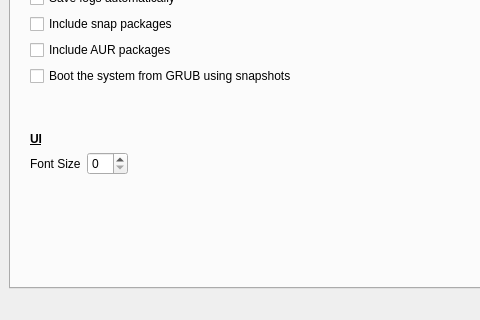
Above: buttermanager/buttermanager/ui/MainWindow.ui from egara/buttermanager before the change; both pictures show x 0 to 480 and y 426 to 746 of the 738 by 746 pixel window. Below: the same form after it.
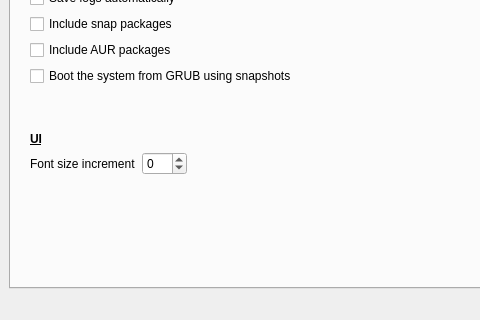
That is the form after the change. The open tabs and pages were chosen to show the change.

Commit message: Removing unnecessary variables and making font size calculation easier

What changed in the file:
```diff
--- a/buttermanager/buttermanager/ui/MainWindow.ui
+++ b/buttermanager/buttermanager/ui/MainWindow.ui
@@ -1065,12 +1065,16 @@
             <item>
              <widget class="QLabel" name="label_font_size">
               <property name="text">
-               <string>Font Size</string>
+               <string>Font size increment</string>
               </property>
              </widget>
             </item>
             <item>
-             <widget class="QSpinBox" name="spinbox_font_size"/>
+             <widget class="QSpinBox" name="spinbox_font_size">
+              <property name="minimum">
+               <number>-99</number>
+              </property>
+             </widget>
             </item>
             <item>
              <spacer name="horizontalSpacer_9">
```
The commit also changes 3 other files.
